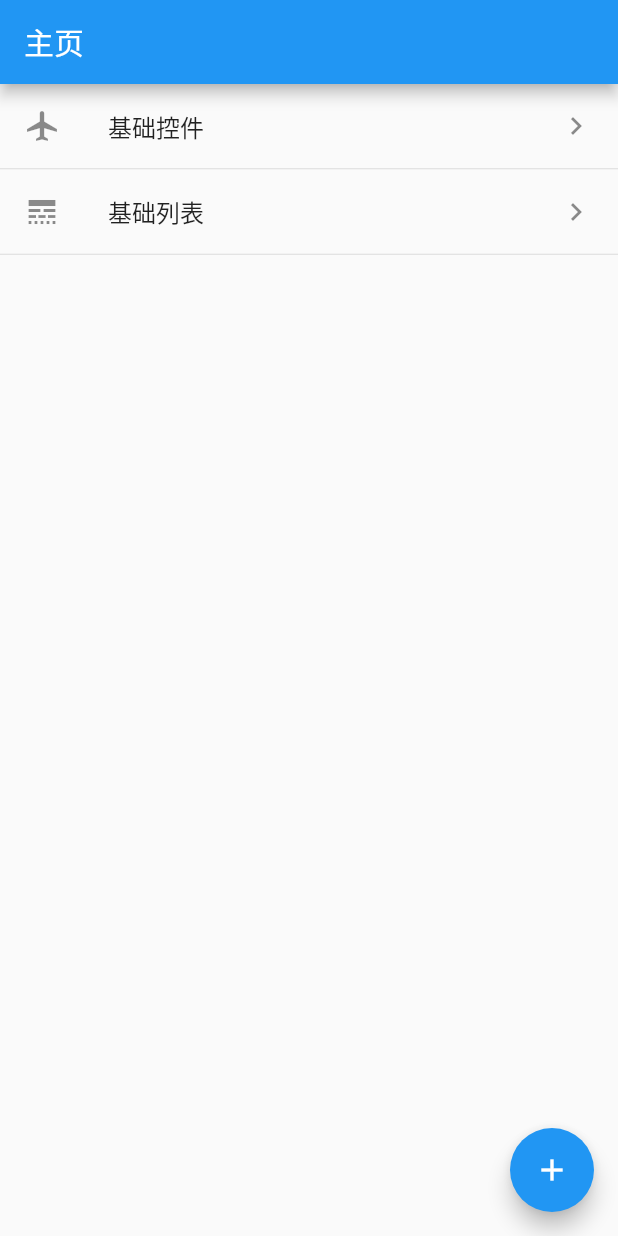
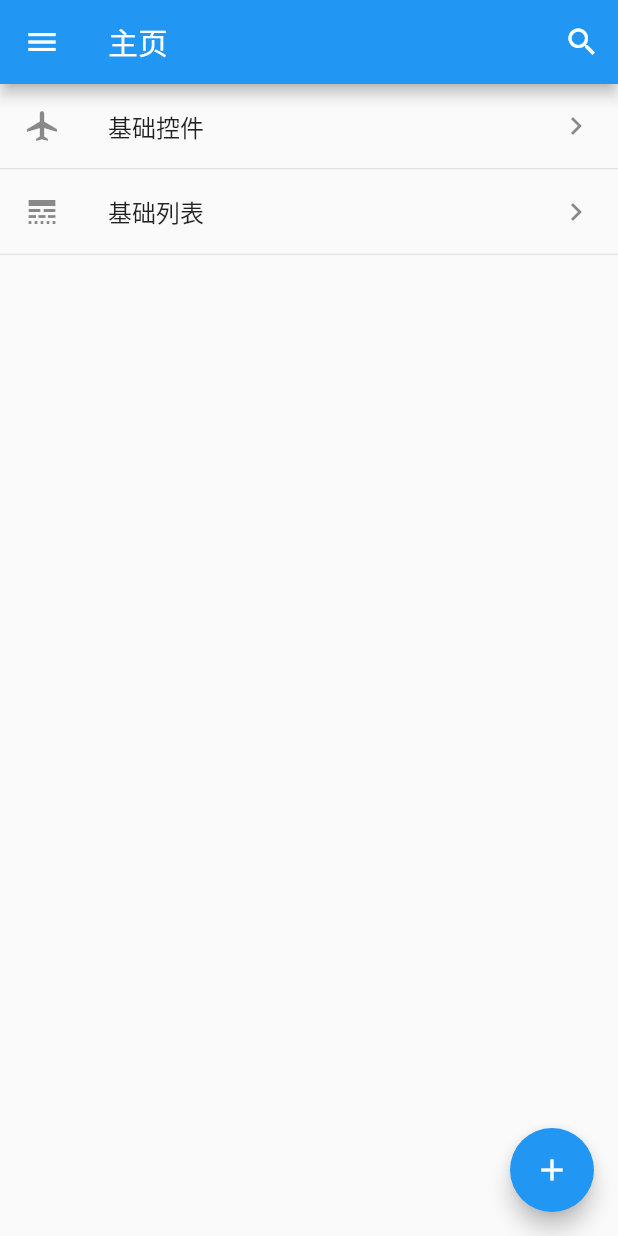
Before and after one commit to dcq123/flutter-learn, a Flutter app: the screen it shows after launch, on a phone screen of 412 x 824 dp. Run offline on Flutter 3.47's test engine with Material 2 defaults, Android fonts, the phone set to English and light mode, and no system bars; our stand-ins replace fluttertoast.

Commit message:
添加顶部菜单

```diff
--- a/lib/main.dart
+++ b/lib/main.dart
@@ -8,7 +8,7 @@ class MyApp extends StatelessWidget {
   @override
   Widget build(BuildContext context) {
     return MaterialApp(
-      title: 'Flutter App',
+      debugShowCheckedModeBanner: false,
       initialRoute: "home",
       theme: ThemeData(
         primarySwatch: Colors.blue,
@@ -32,9 +32,39 @@ class _MyHomePageState extends State<MyHomePage> {
   Widget build(BuildContext context) {
     return Scaffold(
       appBar: AppBar(
+        leading: IconButton(
+          icon: Icon(Icons.menu),
+          tooltip: "menu",
+          onPressed: () {
+            T.showToast("菜单");
+          },
+        ),
         title: Text(widget.title),
+        actions: <Widget>[
+          IconButton(
+            icon: Icon(Icons.search),
+            onPressed: (){
+              T.showToast("search");
+            },
+          )
+        ],
       ),
-      body: ListView(
+      body: HomeListView(),
+      floatingActionButton: FloatingActionButton(
+        onPressed: () => T.showToast("我是浮动按钮"),
+        tooltip: 'Increment',
+        child: Icon(Icons.add),
+      ),
+    );
+  }
+}
+
+class HomeListView extends StatelessWidget {
+  const HomeListView({Key key}) : super(key: key);
+
+  @override
+  Widget build(BuildContext context) {
+    return ListView(
       children: <Widget>[
         ListTile(
             leading: Icon(Icons.local_airport),
@@ -53,12 +83,6 @@ class _MyHomePageState extends State<MyHomePage> {
             }),
         Divider(height: 1)
       ],
-      ),
-      floatingActionButton: FloatingActionButton(
-        onPressed: () => T.showToast("我是浮动按钮"),
-        tooltip: 'Increment',
-        child: Icon(Icons.add),
-      ),
     );
   }
 }
```
Lines whose indentation alone changed are shown as unchanged.
